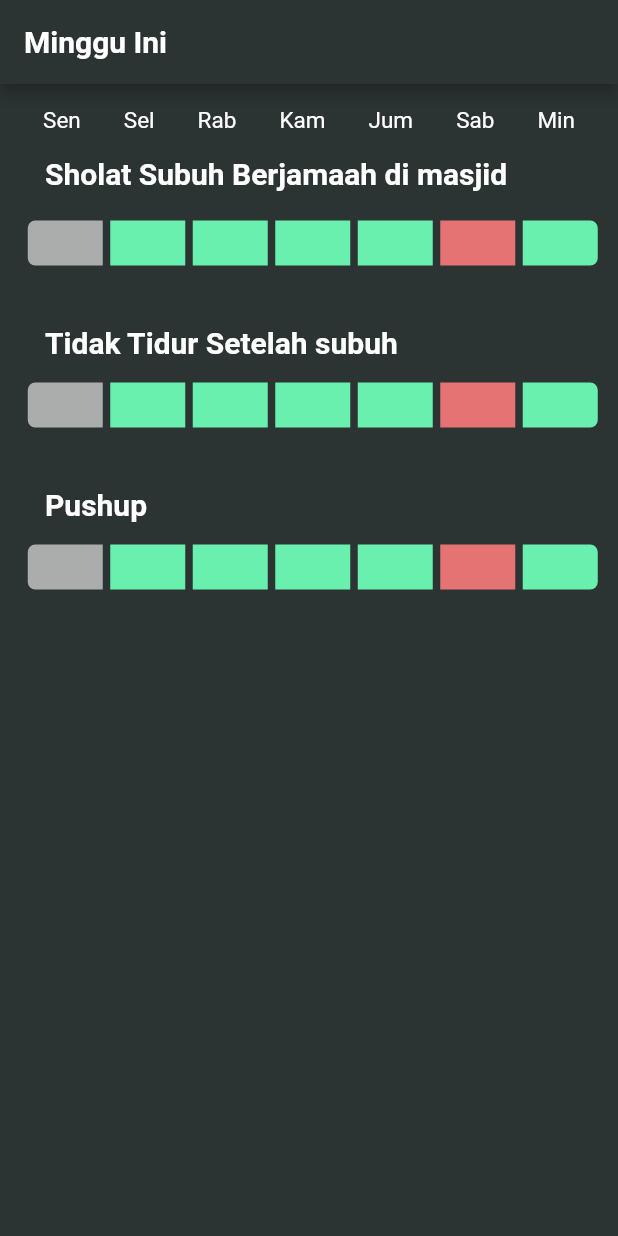
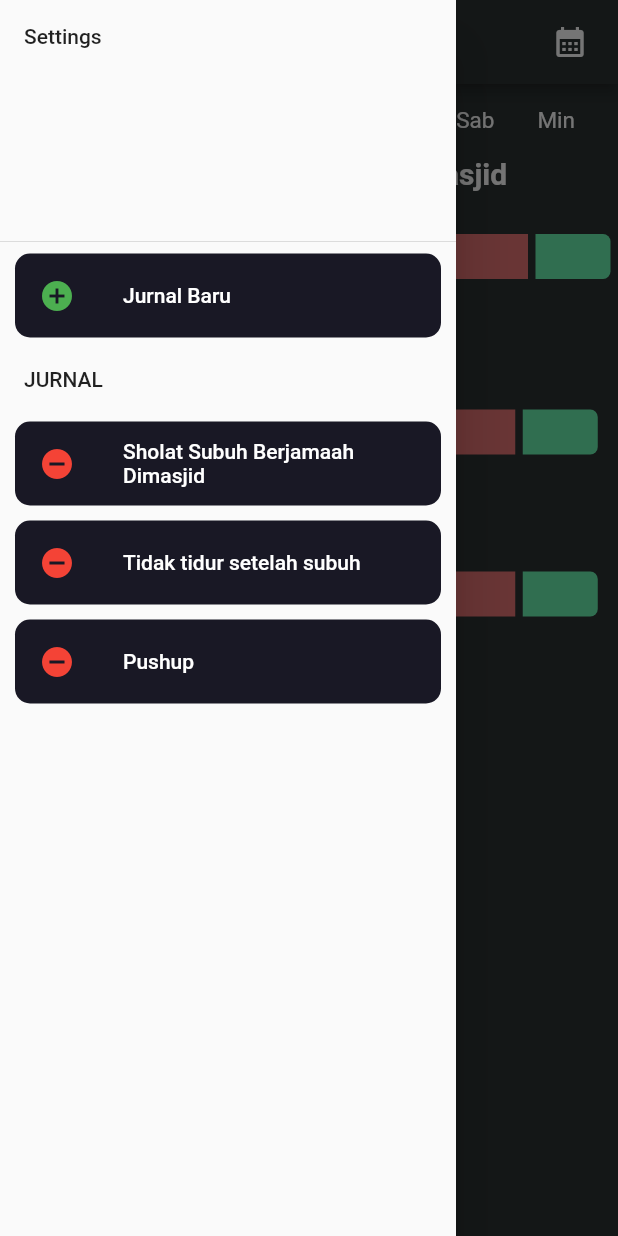
Before and after one commit to moohat/flutterbasic, a Flutter app: the screen it shows after launch, with the side drawer open (before the commit the screen has no drawer), on a phone screen of 412 x 824 dp. Run offline on Flutter 3.47's test engine with Material 2 defaults, Android fonts, the phone set to English and light mode, and no system bars.

Commit message:
add drawer navigation and toggle click

```diff
--- /dev/null
+++ b/lib/widgets/getDrawer.dart
@@ -0,0 +1,112 @@
+import 'package:flutter/material.dart';
+
+class getDrawer extends StatelessWidget {
+  const getDrawer({
+    super.key,
+  });
+
+  @override
+  Widget build(BuildContext context) {
+    return Drawer(
+      // backgroundColor: Color(0xFF2C3333),
+      // Add a ListView to the drawer. This ensures the user can scroll
+      // through the options in the drawer if there isn't enough vertical
+      // space to fit everything.
+      child: ListView(
+        // Important: Remove any padding from the ListView.
+        padding: EdgeInsets.zero,
+        children: [
+          const DrawerHeader(
+            // decoration: BoxDecoration(
+            //   color: Color(0xFF2C3333),
+            // ),
+            child: Text('Settings'),
+          ),
+          Container(
+            decoration: BoxDecoration(
+                color: Color(0xFF191825),
+                borderRadius: BorderRadius.all(Radius.circular(10))),
+            margin: EdgeInsets.only(left: 10, right: 10),
+            child: ListTile(
+              // tileColor: Colors.white60,
+              leading: Icon(
+                Icons.add_circle,
+                color: Colors.green,
+              ),
+              title: const Text(
+                'Jurnal Baru',
+                style: TextStyle(
+                  color: Colors.white,
+                ),
+              ),
+              onTap: () {
+                // Update the state of the app.
+                // ...
+              },
+            ),
+          ),
+          ListTile(
+            title: const Text('JURNAL'),
+            onTap: () {
+              // Update the state of the app.
+              // ...
+            },
+          ),
+          Container(
+            decoration: BoxDecoration(
+                color: Color(0xFF191825),
+                borderRadius: BorderRadius.all(Radius.circular(10))),
+            margin: EdgeInsets.only(left: 10, right: 10),
+            child: ListTile(
+              leading: Icon(Icons.remove_circle, color: Colors.red),
+              title: const Text(
+                'Sholat Subuh Berjamaah Dimasjid',
+                style: TextStyle(
+                  color: Colors.white,
+                ),
+              ),
+              onTap: () {
+                // Update the state of the app.
+                // ...
+              },
+            ),
+          ),
+          Container(
+            decoration: BoxDecoration(
+                color: Color(0xFF191825),
+                borderRadius: BorderRadius.all(Radius.circular(10))),
+            margin: EdgeInsets.only(left: 10, right: 10, top: 10),
+            child: ListTile(
+              leading: Icon(Icons.remove_circle, color: Colors.red),
+              title: const Text('Tidak tidur setelah subuh',
+                  style: TextStyle(
+                    color: Colors.white,
+                  )),
+              onTap: () {
+                // Update the state of the app.
+                // ...
+              },
+            ),
+          ),
+          Container(
+            decoration: BoxDecoration(
+                color: Color(0xFF191825),
+                borderRadius: BorderRadius.all(Radius.circular(10))),
+            margin: EdgeInsets.only(left: 10, right: 10, top: 10),
+            child: ListTile(
+              leading: Icon(Icons.remove_circle, color: Colors.red),
+              title: const Text('Pushup',
+                  style: TextStyle(
+                    color: Colors.white,
+                  )),
+              onTap: () {
+                // Update the state of the app.
+                // ...
+              },
+            ),
+          ),
+        ],
+      ),
+    );
+  }
+}
--- a/lib/widgets/soal_26.dart
+++ b/lib/widgets/soal_26.dart
@@ -1,7 +1,13 @@
 import 'package:flutter/material.dart';
+import 'getDrawer.dart';
 
-class Soal26 extends StatelessWidget {
-  const Soal26({super.key});
+class Soal26 extends StatefulWidget {
+  @override
+  State<Soal26> createState() => _Soal26State();
+}
+
+class _Soal26State extends State<Soal26> {
+  bool click = true;
 
   @override
   Widget build(BuildContext context) {
@@ -12,8 +18,17 @@ class Soal26 extends StatelessWidget {
             style: TextStyle(fontSize: 20, fontWeight: FontWeight.bold),
           ),
           backgroundColor: Color(0xFF2C3333), // Will work
+          actions: <Widget>[
+            Padding(
+                padding: EdgeInsets.only(right: 20.0),
+                child: GestureDetector(
+                  onTap: () {},
+                  child: Icon(Icons.calendar_month),
+                )),
+          ],
         ),
         backgroundColor: Color(0xFF2C3333),
+        drawer: getDrawer(),
         body: Column(
           children: [
             Padding(
@@ -72,16 +87,29 @@ class Soal26 extends StatelessWidget {
             Row(
               mainAxisAlignment: MainAxisAlignment.center,
               children: [
-                Container(
-                  // padding: EdgeInsets.only(20),
-                  margin: EdgeInsets.only(right: 5, left: 10),
+                SizedBox(
+                  child: ElevatedButton(
+                    style: ElevatedButton.styleFrom(
+                      backgroundColor: Color(0xFF2C3333),
+                    ),
+                    onPressed: () {
+                      setState(() {
+                        click = !click;
+                      });
+                    },
+                    child: Container(
+                      // margin: EdgeInsetsDirectional.only(),
                       width: 50,
                       height: 30,
                       decoration: BoxDecoration(
-                    color: Colors.white60,
+                        color: (click == false)
+                            ? Colors.white60
+                            : Colors.greenAccent,
                         borderRadius: BorderRadius.only(
                           topLeft: Radius.circular(5),
                           bottomLeft: Radius.circular(5),
+                        ),
+                      ),
                     ),
                   ),
                 ),
```
Lines whose indentation alone changed are shown as unchanged.
